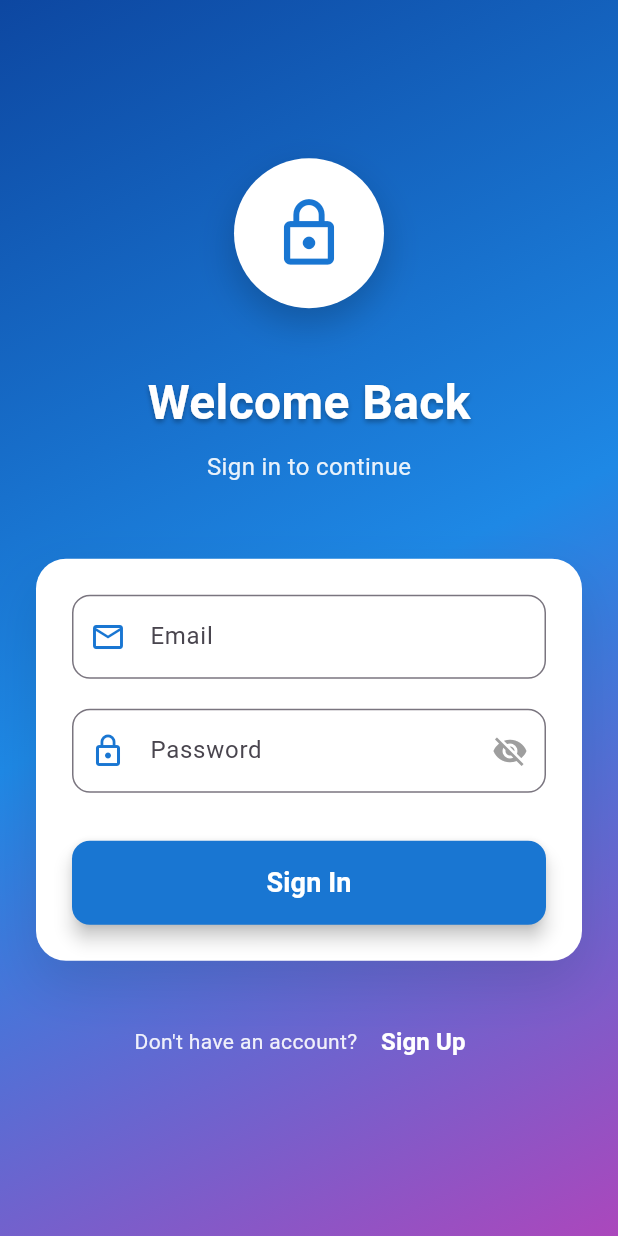
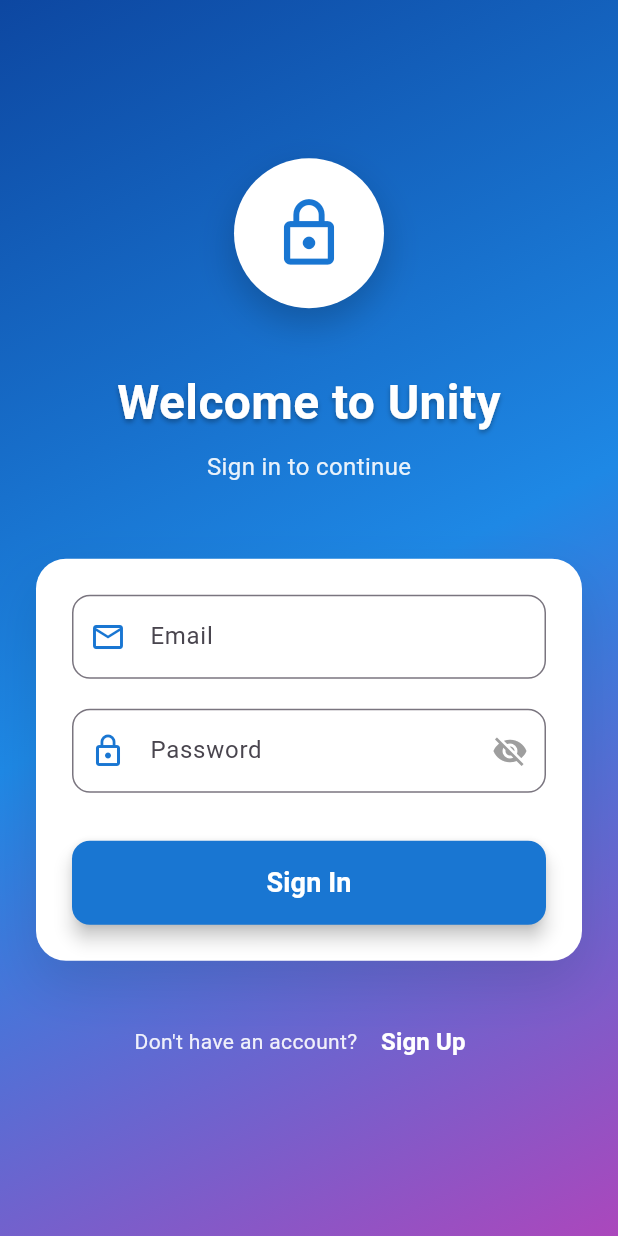
Before and after one commit to vishal123roy/unitytraders-App, a Flutter app: the screen it shows after launch, on a phone screen of 412 x 824 dp. Run offline on Flutter 3.47's test engine with Material 3 defaults, Android fonts, the light colour scheme and no system bars.

Commit message:
Vishnu Commited

```diff
--- a/lib/views/auth/login_screen.dart
+++ b/lib/views/auth/login_screen.dart
@@ -108,7 +108,7 @@ class _LoginScreenState extends State<LoginScreen>
 
                       // Welcome Text
                       Text(
-                        'Welcome Back',
+                        'Welcome to Unity',
                         style: TextStyle(
                           fontSize: 32,
                           fontWeight: FontWeight.bold,
```
